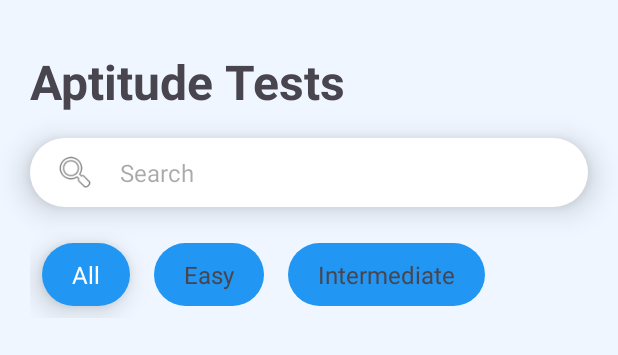
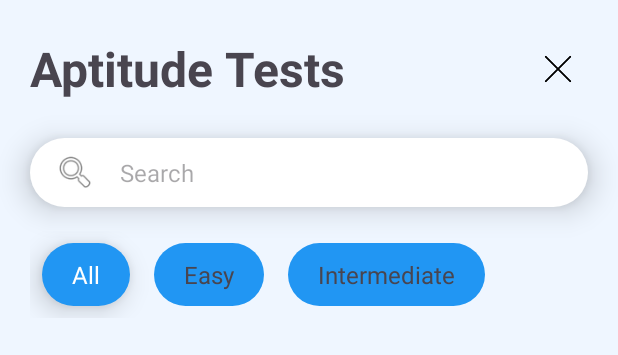
Before and after one commit to adarshaketh/examease, an Android app: the layout activity_list_exams.xml on its own in the app's theme, with its tools: preview values and no code run, on a phone screen of 412 x 824 dp. Shown: the top 355 px of the screen. Run offline under Robolectric (Android 15) with nearby library versions, the phone set to English and light mode, and no system bars.

Commit message:
Final touches

```diff
--- a/app/src/main/java/com/example/examease/misc/Feedback.java
+++ b/app/src/main/java/com/example/examease/misc/Feedback.java
@@ -105,6 +105,8 @@ public class Feedback extends AppCompatActivity {
                     .update("feedbacks", com.google.firebase.firestore.FieldValue.arrayUnion(feedbackData))
                     .addOnSuccessListener(aVoid -> {
                         Toast.makeText(Feedback.this, "Anonymous feedback submitted successfully.", Toast.LENGTH_LONG).show();
+                        Intent feedbackIntent = new Intent(Feedback.this, Home.class);
+                        startActivity(feedbackIntent);
                         finish(); // Close activity after submission
                     })
                     .addOnFailureListener(e -> Toast.makeText(Feedback.this, "Failed to submit feedback.", Toast.LENGTH_SHORT).show());
@@ -118,6 +120,8 @@ public class Feedback extends AppCompatActivity {
                     .update("feedbacks", com.google.firebase.firestore.FieldValue.arrayUnion(feedbackData))
                     .addOnSuccessListener(aVoid -> {
                         Toast.makeText(Feedback.this, "Feedback submitted successfully.", Toast.LENGTH_LONG).show();
+                        Intent feedbackIntent = new Intent(Feedback.this, Home.class);
+                        startActivity(feedbackIntent);
                         finish(); // Close activity after submission
                     })
                     .addOnFailureListener(e -> {
@@ -129,6 +133,8 @@ public class Feedback extends AppCompatActivity {
                                 }})
                                 .addOnSuccessListener(aVoid -> {
                                     Toast.makeText(Feedback.this, "Feedback submitted successfully.", Toast.LENGTH_LONG).show();
+                                    Intent feedbackIntent = new Intent(Feedback.this, Home.class);
+                                    startActivity(feedbackIntent);
                                     finish();
                                 })
                                 .addOnFailureListener(e2 -> Toast.makeText(Feedback.this, "Failed to submit feedback.", Toast.LENGTH_SHORT).show());
--- a/app/src/main/java/com/example/examease/misc/ListExams.java
+++ b/app/src/main/java/com/example/examease/misc/ListExams.java
@@ -7,6 +7,7 @@ import android.text.TextWatcher;
 import android.view.View;
 import android.widget.AdapterView;
 import android.widget.EditText;
+import android.widget.ImageView;
 import android.widget.ListView;
 import android.widget.TextView;
 import android.widget.Toast;
@@ -47,9 +48,13 @@ public class ListExams extends AppCompatActivity {
         examListView = findViewById(R.id.exam_list);
         examList = new ArrayList<>();
 
+        ImageView close = findViewById(R.id.close);
         TextView heading = findViewById(R.id.heading);
         heading.setText(Functions.makeBold(getIntent().getStringExtra("title")));
 
+        close.setOnClickListener(v -> {
+            finish();
+        });
         // Get the category index from the intent
         Intent intent = getIntent();
         int categoryIndex = intent.getIntExtra("categoryIndex", -1);
--- a/app/src/main/res/layout/activity_list_exams.xml
+++ b/app/src/main/res/layout/activity_list_exams.xml
@@ -1,28 +1,45 @@
 <RelativeLayout xmlns:android="http://schemas.android.com/apk/res/android"
     android:layout_width="match_parent"
     android:layout_height="match_parent"
+    xmlns:app="http://schemas.android.com/apk/res-auto"
     android:background="@color/bgPrimary">
 
-    <!-- Heading -->
-    <TextView
-        android:id="@+id/heading"
+    <!-- Heading with Close Button -->
+    <RelativeLayout
+        android:id="@+id/nestedRelative"
         android:layout_width="match_parent"
         android:layout_height="60dp"
-        android:text="Aptitude Tests"
-        android:textSize="32sp"
-        android:textStyle="bold"
-        android:gravity="bottom"
-        android:layout_alignParentTop="true"
         android:layout_marginHorizontal="20dp"
-        android:layout_centerHorizontal="true"
-        android:layout_marginTop="16dp" />
+        android:layout_marginTop="16dp">
+
+        <!-- Heading -->
+        <TextView
+            android:id="@+id/heading"
+            android:layout_width="wrap_content"
+            android:layout_height="match_parent"
+            android:text="Aptitude Tests"
+            android:textSize="32sp"
+            android:textStyle="bold"
+            android:gravity="center_vertical" />
+
+        <!-- Close Button -->
+        <ImageView
+            android:id="@+id/close"
+            android:layout_width="24dp"
+            android:layout_height="24dp"
+            android:layout_alignParentEnd="true"
+            android:layout_centerVertical="true"
+            android:contentDescription="Close Dialog"
+            android:src="@drawable/close_icon"
+            android:layout_marginEnd="8dp" />
+    </RelativeLayout>
 
     <!-- Search Bar with Icon -->
     <RelativeLayout
         android:id="@+id/searchBar"
         android:layout_width="match_parent"
         android:layout_height="wrap_content"
-        android:layout_below="@id/heading"
+        android:layout_below="@id/nestedRelative"
         android:layout_marginTop="16dp"
         android:background="@drawable/full_rounded_corners"
         android:paddingHorizontal="16dp"
```
Also changed, not shown: app/src/main/res/layout/exam_list_item.xml (+16 -0 lines).
